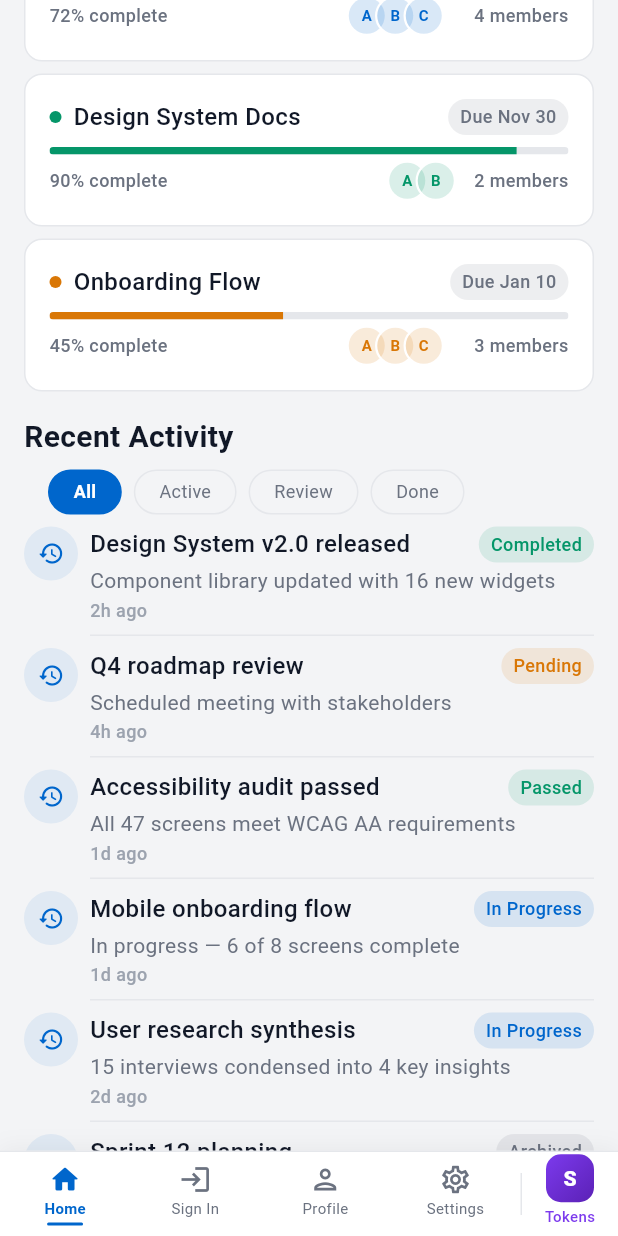
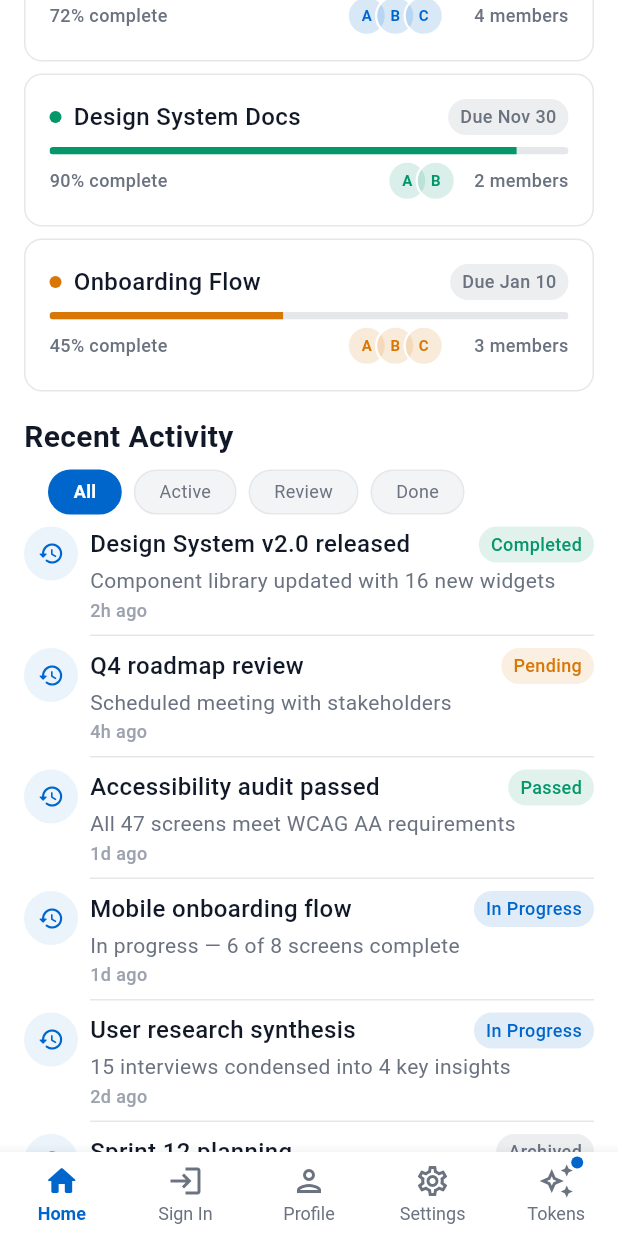
Before and after one commit to turab202/flutter_ui_template, a Flutter app: the screen it shows after launch, scrolled down 576 dp, after a tap on "Home", on a phone screen of 412 x 824 dp. Run offline on Flutter 3.47's test engine with Material 3 defaults, Android fonts, the phone set to English and light mode, and no system bars.

Commit message:
feat(samples): Extract bottom navigation into reusable widget component
- Extract _ShellNavBar, _NavTab, _VDivider, and _TokensButton into AppBottomNavigation widget
- Create AppBottomNavItem model for navigation item configuration
- Move bottom navigation logic to core/widgets/app_bottom_navigation.dart
- Simplify app_shell.dart by delegating navigation UI to reusable component
- Update all sample screens (dashboard, profile, settings, sign_in) to use new navigation widget
- Improve code reusability and maintainability by centralizing navigation implementation

```diff
--- a/lib/features/samples/presentation/app_shell.dart
+++ b/lib/features/samples/presentation/app_shell.dart
@@ -2,7 +2,7 @@ import 'package:flutter/material.dart';
 import 'package:flutter/services.dart';
 
 import '../../../core/theme/app_colors.dart';
-import '../../../core/theme/app_typography.dart';
+import '../../../core/widgets/app_bottom_navigation.dart';
 import '../../showcase/presentation/showcase_screen.dart';
 import 'dashboard_screen.dart';
 import 'profile_screen.dart';
@@ -43,152 +43,49 @@ class _AppShellState extends State<AppShell> {
       child: Scaffold(
         backgroundColor: AppColors.background,
         body: IndexedStack(index: _index, children: _pages),
-        bottomNavigationBar: _ShellNavBar(
-          index: _index,
-          onTap: (i) => setState(() => _index = i),
-          onTokensTap: _openTokens,
-        ),
-      ),
-    );
-  }
-}
-
-// ----------------------------------------------------------
-// Nav bar — exactly matches reference design:
-//   Home · Sign In · Profile · Settings | ⚡S (tokens pill)
-//   Active item: icon + label in primary blue
-//   Active indicator: short bold line below label (not above)
-//   Inactive: textSecondary icon + label
-// ----------------------------------------------------------
-class _ShellNavBar extends StatelessWidget {
-  const _ShellNavBar({
-    required this.index,
-    required this.onTap,
-    required this.onTokensTap,
-  });
-
-  final int index;
-  final ValueChanged<int> onTap;
-  final VoidCallback onTokensTap;
-
-  static const _items = [
-    (icon: Icons.home_outlined, filled: Icons.home_rounded, label: 'Home'),
-    (icon: Icons.login_outlined, filled: Icons.login_rounded, label: 'Sign In'),
-    (
-      icon: Icons.person_outlined,
-      filled: Icons.person_rounded,
-      label: 'Profile',
-    ),
-    (
-      icon: Icons.settings_outlined,
-      filled: Icons.settings_rounded,
-      label: 'Settings',
-    ),
-  ];
-
-  @override
-  Widget build(BuildContext context) {
-    return Container(
-      decoration: const BoxDecoration(
-        color: AppColors.background,
-        border: Border(top: BorderSide(color: AppColors.borderDefault)),
-        boxShadow: [
-          BoxShadow(
-            color: Color(0x0D000000),
-            blurRadius: 12,
-            offset: Offset(0, -2),
-          ),
-        ],
-      ),
-      child: SafeArea(
-        top: false,
-        child: SizedBox(
-          height: 56, // PDF §7.7
-          child: Row(
-            children: [
-              // ── 4 tabs ────────────────────────────────
-              for (int i = 0; i < _items.length; i++)
-                Expanded(
-                  child: _NavTab(
-                    icon: _items[i].icon,
-                    filledIcon: _items[i].filled,
-                    label: _items[i].label,
-                    isActive: i == index,
-                    onTap: () => onTap(i),
+        bottomNavigationBar: AppBottomNavigation(
+          currentIndex: _index,
+          onTap: (i) {
+            if (i == 4) {
+              _openTokens();
+              return;
+            }
+            setState(() => _index = i);
+          },
+          items: [
+            const AppBottomNavItem(
+              icon: Icon(Icons.home_outlined),
+              activeIcon: Icon(Icons.home_rounded),
+              label: 'Home',
+            ),
+            const AppBottomNavItem(
+              icon: Icon(Icons.login_outlined),
+              activeIcon: Icon(Icons.login_rounded),
+              label: 'Sign In',
+            ),
+            const AppBottomNavItem(
+              icon: Icon(Icons.person_outlined),
+              activeIcon: Icon(Icons.person_rounded),
+              label: 'Profile',
+            ),
+            const AppBottomNavItem(
+              icon: Icon(Icons.settings_outlined),
+              activeIcon: Icon(Icons.settings_rounded),
+              label: 'Settings',
+            ),
+            AppBottomNavItem(
+              icon: const Icon(Icons.auto_awesome_outlined),
+              activeIcon: const Icon(Icons.auto_awesome_rounded),
+              label: 'Tokens',
+              badge: SizedBox(
+                width: 8,
+                height: 8,
+                child: DecoratedBox(
+                  decoration: BoxDecoration(
+                    color: AppColors.primary,
+                    borderRadius: BorderRadius.circular(999),
                   ),
                 ),
-
-              // ── Vertical separator ────────────────────
-              const _VDivider(),
-
-              // ── Tokens shortcut ───────────────────────
-              _TokensButton(onTap: onTokensTap),
-            ],
-          ),
-        ),
-      ),
-    );
-  }
-}
-
-class _NavTab extends StatelessWidget {
-  const _NavTab({
-    required this.icon,
-    required this.filledIcon,
-    required this.label,
-    required this.isActive,
-    required this.onTap,
-  });
-
-  final IconData icon;
-  final IconData filledIcon;
-  final String label;
-  final bool isActive;
-  final VoidCallback onTap;
-
-  @override
-  Widget build(BuildContext context) {
-    final color = isActive ? AppColors.primary : AppColors.textSecondary;
-
-    return Semantics(
-      label: label,
-      selected: isActive,
-      button: true,
-      child: InkWell(
-        onTap: onTap,
-        highlightColor: AppColors.primary.withValues(alpha: 0.06),
-        splashColor: Colors.transparent,
-        child: Column(
-          mainAxisAlignment: MainAxisAlignment.center,
-          children: [
-            AnimatedSwitcher(
-              duration: const Duration(milliseconds: 160),
-              child: Icon(
-                isActive ? filledIcon : icon,
-                key: ValueKey(isActive),
-                size: 22,
-                color: color,
-              ),
-            ),
-            const SizedBox(height: 3),
-            Text(
-              label,
-              style: TextStyle(
-                fontSize: 10,
-                fontWeight: isActive ? FontWeight.w600 : FontWeight.w400,
-                color: color,
-                height: 1.2,
-              ),
-            ),
-            // Active underline — matches reference exactly
-            const SizedBox(height: 3),
-            AnimatedContainer(
-              duration: const Duration(milliseconds: 200),
-              height: 2,
-              width: isActive ? 24 : 0,
-              decoration: BoxDecoration(
-                color: isActive ? AppColors.primary : Colors.transparent,
-                borderRadius: BorderRadius.circular(2),
               ),
             ),
           ],
@@ -197,71 +94,3 @@ class _NavTab extends StatelessWidget {
     );
   }
 }
-
-class _VDivider extends StatelessWidget {
-  const _VDivider();
-
-  @override
-  Widget build(BuildContext context) {
-    return Container(width: 1, height: 28, color: AppColors.borderDefault);
-  }
-}
-
-/// Tokens shortcut pill — reference shows a rounded blue pill with "S" letter.
-class _TokensButton extends StatelessWidget {
-  const _TokensButton({required this.onTap});
-  final VoidCallback onTap;
-
-  @override
-  Widget build(BuildContext context) {
-    return Semantics(
-      label: 'Open design tokens reference',
-      button: true,
-      child: InkWell(
-        onTap: onTap,
-        splashColor: Colors.transparent,
-        child: SizedBox(
-          width: 64,
-          child: Column(
-            mainAxisAlignment: MainAxisAlignment.center,
-            children: [
-              Container(
-                width: 32,
-                height: 32,
-                decoration: BoxDecoration(
-                  gradient: const LinearGradient(
-                    colors: [Color(0xFF7C3AED), Color(0xFF5B21B6)],
-                    begin: Alignment.topLeft,
-                    end: Alignment.bottomRight,
-                  ),
-                  borderRadius: BorderRadius.circular(10),
-                ),
-                child: const Center(
-                  child: Text(
-                    'S',
-                    style: TextStyle(
-                      color: Colors.white,
-                      fontSize: 14,
-                      fontWeight: FontWeight.w800,
-                      height: 1,
-                    ),
-                  ),
-                ),
-              ),
-              const SizedBox(height: 3),
-              Text(
-                'Tokens',
-                style: AppTypography.small.copyWith(
-                  fontSize: 10,
-                  color: const Color(0xFF7C3AED),
-                  fontWeight: FontWeight.w500,
-                ),
-              ),
-              const SizedBox(height: 5), // align baseline with tabs
-            ],
-          ),
-        ),
-      ),
-    );
-  }
-}
--- a/lib/features/samples/presentation/dashboard_screen.dart
+++ b/lib/features/samples/presentation/dashboard_screen.dart
@@ -57,13 +57,15 @@ class _DashboardScreenState extends State<DashboardScreen> {
   @override
   Widget build(BuildContext context) {
     return Scaffold(
-      backgroundColor: AppColors.surface,
+      backgroundColor: AppColors.background,
       body: _initialLoading ? _buildSkeleton() : _buildBody(context),
     );
   }
 
   Widget _buildSkeleton() {
-    return ShimmerScope(
+    return Scaffold(
+      backgroundColor: AppColors.background,
+      body: ShimmerScope(
         child: SafeArea(
           child: SingleChildScrollView(
             padding: const EdgeInsets.all(AppSpacing.sm),
@@ -125,6 +127,7 @@ class _DashboardScreenState extends State<DashboardScreen> {
                 const SizedBox(height: AppSpacing.xs),
                 const SkeletonCard(),
               ],
+            ),
           ),
         ),
       ),
@@ -318,11 +321,14 @@ class _GreetingHeader extends StatelessWidget {
         AppSpacing.sm,
         AppSpacing.md,
       ),
-      decoration: const BoxDecoration(
+      decoration: BoxDecoration(
         gradient: LinearGradient(
           begin: Alignment.topLeft,
           end: Alignment.bottomRight,
-          colors: [Color(0xFFE8F0FE), Color(0xFFF0F4FF)],
+          colors: [
+            AppColors.primary.withValues(alpha: 0.08),
+            AppColors.surface,
+          ],
         ),
       ),
       child: Column(
@@ -444,11 +450,11 @@ class _UserCard extends StatelessWidget {
       decoration: BoxDecoration(
         color: AppColors.background,
         borderRadius: BorderRadius.circular(12),
-        boxShadow: const [
+        boxShadow: [
           BoxShadow(
-            color: Color(0x0A000000),
+            color: AppColors.overlay.withValues(alpha: 0.04),
             blurRadius: 8,
-            offset: Offset(0, 2),
+            offset: const Offset(0, 2),
           ),
         ],
       ),
@@ -536,11 +542,11 @@ class _StatStrip extends StatelessWidget {
       decoration: BoxDecoration(
         color: AppColors.background,
         borderRadius: BorderRadius.circular(12),
-        boxShadow: const [
+        boxShadow: [
           BoxShadow(
-            color: Color(0x0A000000),
+            color: AppColors.overlay.withValues(alpha: 0.04),
             blurRadius: 8,
-            offset: Offset(0, 2),
+            offset: const Offset(0, 2),
           ),
         ],
       ),
--- a/lib/features/samples/presentation/profile_screen.dart
+++ b/lib/features/samples/presentation/profile_screen.dart
@@ -203,14 +203,14 @@ class _ProfileHeader extends StatelessWidget {
             fit: StackFit.expand,
             children: [
               Container(
-                decoration: const BoxDecoration(
+                decoration: BoxDecoration(
                   gradient: LinearGradient(
                     begin: Alignment.topLeft,
                     end: Alignment.bottomRight,
                     colors: [
-                      Color(0xFF1565C0),
-                      Color(0xFF42A5F5),
-                      Color(0xFF64B5F6),
+                      AppColors.primary,
+                      AppColors.primary.withValues(alpha: 0.82),
+                      AppColors.primary.withValues(alpha: 0.62),
                     ],
                   ),
                 ),
@@ -224,7 +224,7 @@ class _ProfileHeader extends StatelessWidget {
                   height: 130,
                   decoration: BoxDecoration(
                     shape: BoxShape.circle,
-                    color: Colors.white.withValues(alpha: 0.08),
+                    color: AppColors.background.withValues(alpha: 0.08),
                   ),
                 ),
               ),
@@ -236,7 +236,7 @@ class _ProfileHeader extends StatelessWidget {
                   height: 100,
                   decoration: BoxDecoration(
                     shape: BoxShape.circle,
-                    color: Colors.white.withValues(alpha: 0.05),
+                    color: AppColors.background.withValues(alpha: 0.05),
                   ),
                 ),
               ),
@@ -482,25 +482,25 @@ class _CoverButton extends StatelessWidget {
             vertical: AppSpacing.xxs,
           ),
           decoration: BoxDecoration(
-            color: Colors.white.withValues(alpha: 0.20),
+            color: AppColors.background.withValues(alpha: 0.20),
             borderRadius: BorderRadius.circular(8),
           ),
           child: hasLabel
               ? Row(
                   mainAxisSize: MainAxisSize.min,
                   children: [
-                    Icon(icon, color: Colors.white, size: 14),
+                    Icon(icon, color: AppColors.background, size: 14),
                     const SizedBox(width: 4),
                     Text(
                       btnLabel ?? label,
                       style: AppTypography.small.copyWith(
-                        color: Colors.white,
+                        color: AppColors.background,
                         fontWeight: FontWeight.w600,
                       ),
                     ),
                   ],
                 )
-              : Icon(icon, color: Colors.white, size: 18),
+              : Icon(icon, color: AppColors.background, size: 18),
         ),
       ),
     );
--- a/lib/features/samples/presentation/settings_screen.dart
+++ b/lib/features/samples/presentation/settings_screen.dart
@@ -364,11 +364,11 @@ class _ProfileCard extends StatelessWidget {
       decoration: BoxDecoration(
         color: AppColors.background,
         borderRadius: BorderRadius.circular(12),
-        boxShadow: const [
+        boxShadow: [
           BoxShadow(
-            color: Color(0x0A000000),
+            color: AppColors.overlay.withValues(alpha: 0.04),
             blurRadius: 4,
-            offset: Offset(0, 1),
+            offset: const Offset(0, 1),
           ),
         ],
       ),
@@ -471,11 +471,11 @@ class _Group extends StatelessWidget {
       decoration: BoxDecoration(
         color: AppColors.background,
         borderRadius: BorderRadius.circular(12),
-        boxShadow: const [
+        boxShadow: [
           BoxShadow(
-            color: Color(0x0A000000),
+            color: AppColors.overlay.withValues(alpha: 0.04),
             blurRadius: 4,
-            offset: Offset(0, 1),
+            offset: const Offset(0, 1),
           ),
         ],
       ),
@@ -545,7 +545,9 @@ class _ToggleRow extends StatelessWidget {
               onChanged: onChanged,
               activeTrackColor: AppColors.primary,
               thumbColor: WidgetStateProperty.resolveWith(
-                (s) => s.contains(WidgetState.selected) ? Colors.white : null,
+                (s) => s.contains(WidgetState.selected)
+                    ? AppColors.background
+                    : null,
               ),
               materialTapTargetSize: MaterialTapTargetSize.padded,
             ),
--- a/lib/features/samples/presentation/sign_in_screen.dart
+++ b/lib/features/samples/presentation/sign_in_screen.dart
@@ -177,7 +177,7 @@ class _SignInScreenState extends State<SignInScreen>
             borderRadius: AppRadius.lgAll,
             boxShadow: [
               BoxShadow(
-                color: Colors.black.withValues(alpha: 0.08),
+                color: AppColors.overlay.withValues(alpha: 0.08),
                 blurRadius: 32,
                 offset: const Offset(0, 8),
               ),
@@ -403,10 +403,13 @@ class _Logo extends StatelessWidget {
           width: 72,
           height: 72,
           decoration: BoxDecoration(
-            gradient: const LinearGradient(
+            gradient: LinearGradient(
               begin: Alignment.topLeft,
               end: Alignment.bottomRight,
-              colors: [Color(0xFF1565C0), Color(0xFF1E88E5)],
+              colors: [
+                AppColors.primary,
+                AppColors.primary.withValues(alpha: 0.82),
+              ],
             ),
             borderRadius: BorderRadius.circular(20),
             boxShadow: [
@@ -417,7 +420,7 @@ class _Logo extends StatelessWidget {
               ),
             ],
           ),
-          child: const Icon(Icons.bolt_rounded, color: Colors.white, size: 40),
+          child: Icon(Icons.bolt_rounded, color: AppColors.background, size: 40),
         ),
         const SizedBox(height: AppSpacing.sm),
         Text(
```
Lines whose indentation alone changed are shown as unchanged.
